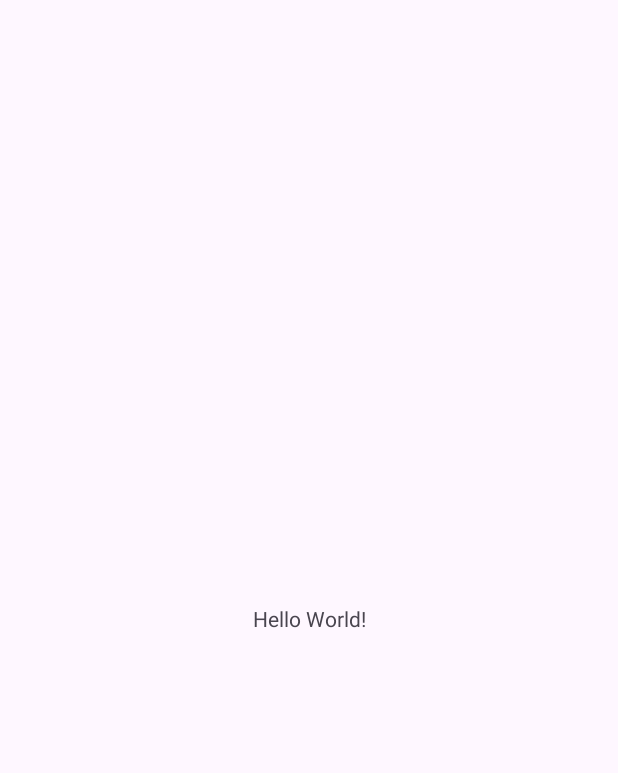
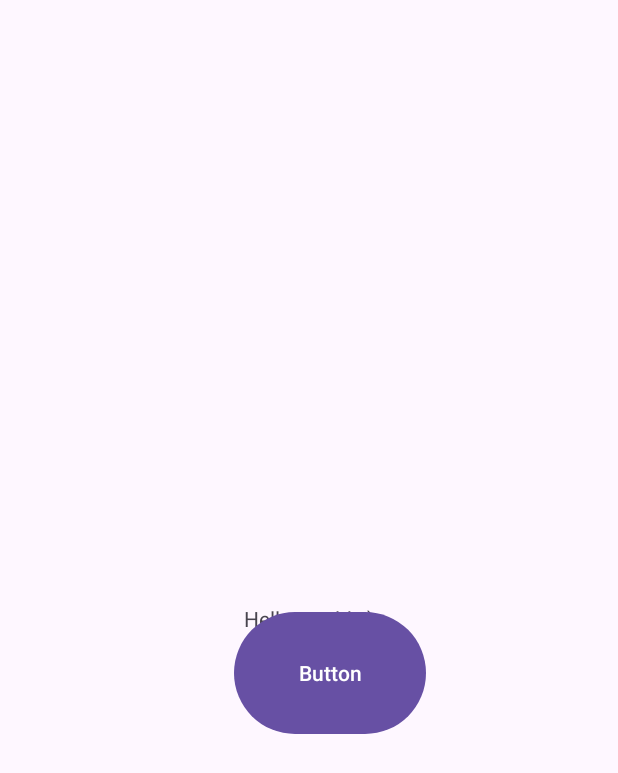
Before and after one commit to doneybiju/AndroidDev_Task01, an Android app: the screen it shows after launch (MainActivity), on a phone screen of 412 x 824 dp. Before the commit the part shown is almost empty. Shown: the top 773 px of the screen. Run offline under Robolectric (Android 15) with nearby library versions, the phone set to English and light mode, and no system bars.

Commit message:
Second Commit

```diff
--- a/app/src/main/res/layout/activity_main.xml
+++ b/app/src/main/res/layout/activity_main.xml
@@ -9,10 +9,20 @@
     <TextView
         android:layout_width="wrap_content"
         android:layout_height="wrap_content"
-        android:text="Hello World!"
+        android:text="Hello World! :)"
         app:layout_constraintBottom_toBottomOf="parent"
         app:layout_constraintEnd_toEndOf="parent"
         app:layout_constraintStart_toStartOf="parent"
         app:layout_constraintTop_toTopOf="parent" />
 
+    <Button
+        android:id="@+id/button"
+        android:layout_width="128dp"
+        android:layout_height="89dp"
+        android:layout_marginStart="156dp"
+        android:layout_marginTop="404dp"
+        android:text="Button"
+        app:layout_constraintStart_toStartOf="parent"
+        app:layout_constraintTop_toTopOf="parent" />
+
 </androidx.constraintlayout.widget.ConstraintLayout>
```
